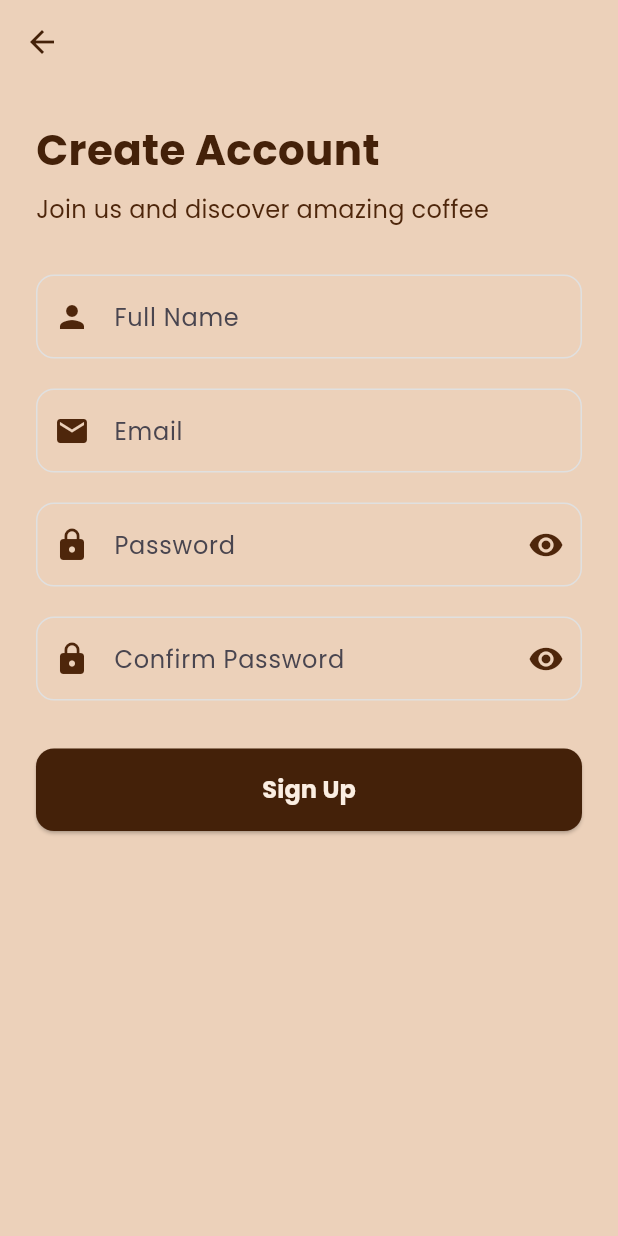
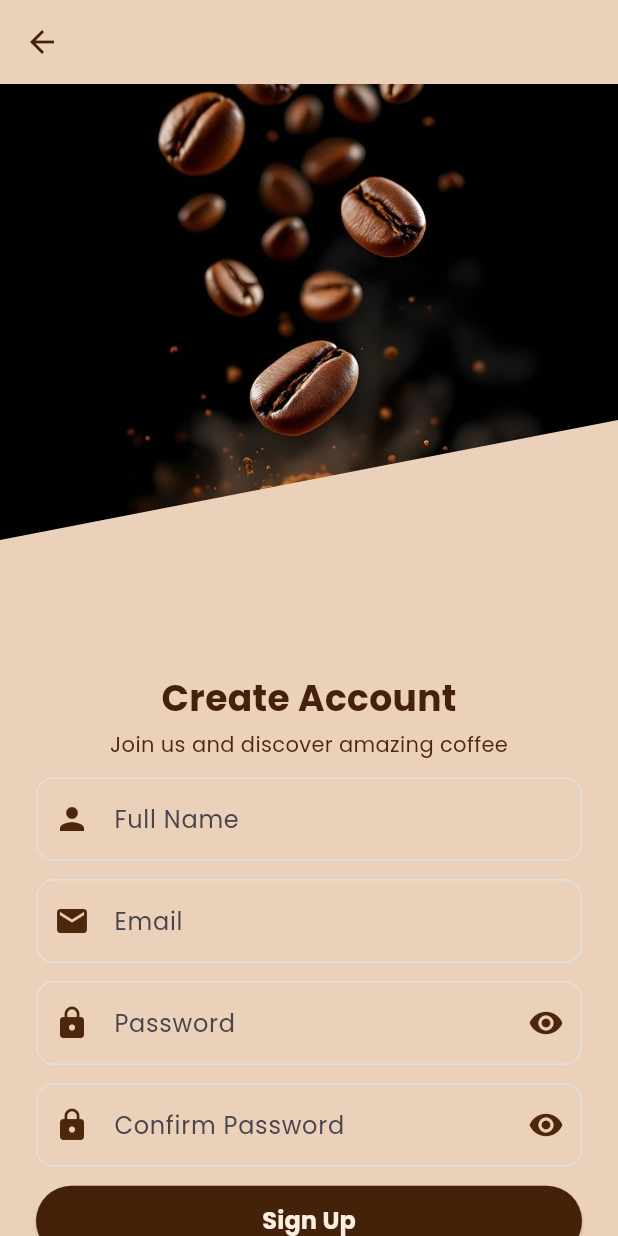
Before and after one commit to HikmaAnwar/coffee_shop_app, a Flutter app: the SignupScreen screen opened directly, on a phone screen of 412 x 824 dp. Run offline on Flutter 3.47's test engine with Material 3 defaults, Android fonts, the phone set to English and light mode, and no system bars; our stand-ins replace flutter_local_notifications, google_fonts; accounts and stored records are empty.

Commit message:
feat: Enhance signup screen layout with diagonal clipper and improved form structure

```diff
--- a/lib/screens/signup_screen.dart
+++ b/lib/screens/signup_screen.dart
@@ -3,6 +3,22 @@ import 'package:provider/provider.dart';
 import '../constants/app_colors.dart';
 import '../providers/auth_provider.dart';
 import 'home_screen.dart';
+
+// Custom clipper for diagonal image
+class DiagonalClipper extends CustomClipper<Path> {
+  @override
+  Path getClip(Size size) {
+    Path path = Path();
+    path.lineTo(0, size.height - 80); // bottom left
+    path.lineTo(size.width, size.height - 160); // bottom right (slanted up)
+    path.lineTo(size.width, 0); // top right
+    path.close();
+    return path;
+  }
+
+  @override
+  bool shouldReclip(CustomClipper<Path> oldClipper) => false;
+}
 
 class SignupScreen extends StatefulWidget {
   const SignupScreen({super.key});
@@ -58,39 +74,58 @@ class _SignupScreenState extends State<SignupScreen> {
           onPressed: () => Navigator.pop(context),
         ),
       ),
-      body: SafeArea(
-        child: SingleChildScrollView(
-          padding: EdgeInsets.all(24),
+      body: Column(
+        children: [
+          // Top section with diagonal split
+          Expanded(
+            flex: 1, // 50% height
+            child: ClipPath(
+              clipper: DiagonalClipper(),
+              child: Container(
+                decoration: BoxDecoration(
+                  image: DecorationImage(
+                    image: AssetImage('assets/images/coffee_background.jpg'),
+                    fit: BoxFit.cover,
+                  ),
+                ),
+              ),
+            ),
+          ),
+
+          // Bottom section with form
+          Expanded(
+            flex: 1, // 50% height
+            child: Padding(
+              padding: EdgeInsets.symmetric(horizontal: 24, vertical: 8),
               child: Form(
                 key: _formKey,
                 child: Column(
-              crossAxisAlignment: CrossAxisAlignment.stretch,
+                  crossAxisAlignment: CrossAxisAlignment.center,
+                  mainAxisAlignment: MainAxisAlignment.start,
                   children: [
-                // Title
                     Text(
                       'Create Account',
                       style: TextStyle(
-                    fontSize: 28,
+                        fontSize: 24,
                         fontWeight: FontWeight.bold,
                         color: AppColors.textPrimary,
                       ),
                     ),
-                SizedBox(height: 8),
+                    SizedBox(height: 4),
                     Text(
                       'Join us and discover amazing coffee',
                       style: TextStyle(
-                    fontSize: 16,
+                        fontSize: 14,
                         color: AppColors.textSecondary,
                       ),
                     ),
-
-                SizedBox(height: 32),
+                    SizedBox(height: 12),
 
                     // Name Field
                     TextFormField(
                       controller: _nameController,
                       decoration: InputDecoration(
-                    labelText: 'Full Name',
+                        hintText: 'Full Name',
                         prefixIcon: Icon(
                           Icons.person,
                           color: AppColors.textSecondary,
@@ -117,15 +152,14 @@ class _SignupScreenState extends State<SignupScreen> {
                         return null;
                       },
                     ),
-
-                SizedBox(height: 20),
+                    SizedBox(height: 12),
 
                     // Email Field
                     TextFormField(
                       controller: _emailController,
                       keyboardType: TextInputType.emailAddress,
                       decoration: InputDecoration(
-                    labelText: 'Email',
+                        hintText: 'Email',
                         prefixIcon: Icon(
                           Icons.email,
                           color: AppColors.textSecondary,
@@ -155,15 +189,14 @@ class _SignupScreenState extends State<SignupScreen> {
                         return null;
                       },
                     ),
-
-                SizedBox(height: 20),
+                    SizedBox(height: 12),
 
                     // Password Field
                     TextFormField(
                       controller: _passwordController,
                       obscureText: _obscurePassword,
                       decoration: InputDecoration(
-                    labelText: 'Password',
+                        hintText: 'Password',
                         prefixIcon: Icon(
                           Icons.lock,
                           color: AppColors.textSecondary,
@@ -206,15 +239,14 @@ class _SignupScreenState extends State<SignupScreen> {
                         return null;
                       },
                     ),
-
-                SizedBox(height: 20),
+                    SizedBox(height: 12),
 
                     // Confirm Password Field
                     TextFormField(
                       controller: _confirmPasswordController,
                       obscureText: _obscureConfirmPassword,
                       decoration: InputDecoration(
-                    labelText: 'Confirm Password',
+                        hintText: 'Confirm Password',
                         prefixIcon: Icon(
                           Icons.lock,
                           color: AppColors.textSecondary,
@@ -228,7 +260,8 @@ class _SignupScreenState extends State<SignupScreen> {
                           ),
                           onPressed: () {
                             setState(() {
-                          _obscureConfirmPassword = !_obscureConfirmPassword;
+                              _obscureConfirmPassword =
+                                  !_obscureConfirmPassword;
                             });
                           },
                         ),
@@ -257,8 +290,7 @@ class _SignupScreenState extends State<SignupScreen> {
                         return null;
                       },
                     ),
-
-                SizedBox(height: 32),
+                    SizedBox(height: 12),
 
                     // Signup Button
                     Consumer<AuthProvider>(
@@ -267,10 +299,11 @@ class _SignupScreenState extends State<SignupScreen> {
                           onPressed: auth.isLoading ? null : _signup,
                           style: ElevatedButton.styleFrom(
                             backgroundColor: AppColors.primary,
-                        padding: EdgeInsets.symmetric(vertical: 16),
+                            padding: EdgeInsets.symmetric(vertical: 12),
                             shape: RoundedRectangleBorder(
-                          borderRadius: BorderRadius.circular(12),
+                              borderRadius: BorderRadius.circular(30),
                             ),
+                            minimumSize: Size(double.infinity, 45),
                           ),
                           child: auth.isLoading
                               ? SizedBox(
@@ -299,6 +332,8 @@ class _SignupScreenState extends State<SignupScreen> {
               ),
             ),
           ),
+        ],
+      ),
     );
   }
 }
```
Lines whose indentation alone changed are shown as unchanged.
